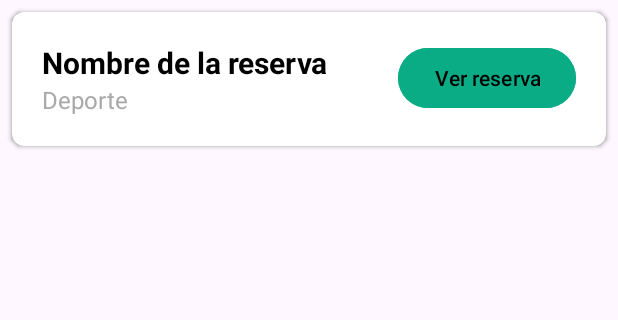
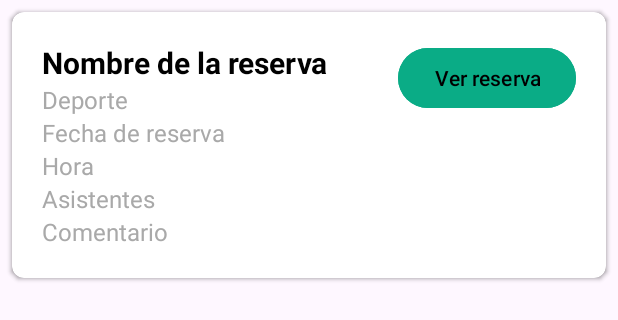
Before and after one commit to PabloReyesTorrejon/UCAFieldBookingAndroid, an Android app: the layout list_reservas.xml on its own in the app's theme, with its tools: preview values and no code run, on a phone screen of 412 x 824 dp. Shown: the top 320 px of the screen. Run offline under Robolectric (Android 15) with nearby library versions, the phone set to English and light mode, and no system bars.

Commit message:
No está probado, pero he hecho lo de mostrar los elementos al darle a "ver reserva" y tambien filtro las reservas por el id de socio (tampoco lo he probado)

```diff
--- /dev/null
+++ b/app/src/main/java/es/uca/ucafieldbookingandroid/Reserva.kt
@@ -0,0 +1,3 @@
+package es.uca.ucafieldbookingandroid
+
+data class Reserva(val nombre: String, val idsocio: String, val deporte: String, val fecha: String, val hora: String, val asistentes: Int, val comentario: String)
--- a/app/src/main/res/layout/list_reservas.xml
+++ b/app/src/main/res/layout/list_reservas.xml
@@ -32,23 +32,41 @@
                 android:text="@string/deporte"
                 android:textColor="@color/dark_gray"
                 android:textSize="16sp" />
-
-
             <TextView
-                android:id="@+id/textResponse"
-                android:layout_width="0dp"
+                android:id="@+id/textViewReservaFecha"
+                android:layout_width="wrap_content"
                 android:layout_height="wrap_content"
-                android:layout_marginStart="16dp"
-                android:layout_marginTop="16dp"
-                android:layout_marginEnd="16dp"
-                android:text=""
-                app:layout_constraintEnd_toEndOf="parent"
-                app:layout_constraintHorizontal_bias="0.0"
-                app:layout_constraintStart_toStartOf="parent"
-                app:layout_constraintTop_toBottomOf="@+id/buttonGet" />
+                android:layout_below="@id/textViewReservaDeporte"
+                android:text="@string/tituloFecha"
+                android:textColor="@color/dark_gray"
+                android:textSize="16sp" />
+            <TextView
+                android:id="@+id/textViewReservaHora"
+                android:layout_width="wrap_content"
+                android:layout_height="wrap_content"
+                android:layout_below="@id/textViewReservaFecha"
+                android:text="@string/tituloHora"
+                android:textColor="@color/dark_gray"
+                android:textSize="16sp" />
+            <TextView
+                android:id="@+id/textViewReservaAsistentes"
+                android:layout_width="wrap_content"
+                android:layout_height="wrap_content"
+                android:layout_below="@id/textViewReservaHora"
+                android:text="@string/tituloAsistentes"
+                android:textColor="@color/dark_gray"
+                android:textSize="16sp" />
+            <TextView
+                android:id="@+id/textViewReservaComentario"
+                android:layout_width="wrap_content"
+                android:layout_height="wrap_content"
+                android:layout_below="@id/textViewReservaAsistentes"
+                android:text="@string/tituloComentario"
+                android:textColor="@color/dark_gray"
+                android:textSize="16sp" />
 
             <Button
-                android:id="@+id/buttonVerpista"
+                android:id="@+id/buttonVerReserva"
                 android:layout_width="wrap_content"
                 android:layout_height="wrap_content"
                 android:layout_alignParentEnd="true"
--- a/app/src/main/res/values/strings.xml
+++ b/app/src/main/res/values/strings.xml
@@ -13,4 +13,9 @@
     <string name="padel">Pádel</string>
     <string name="img_padel">Pista de pádel</string>
     <string name="datos">Texto de prueba</string>
+    <string name="postReserva">Consultar reservas</string>
+    <string name="idsocio_pista">Introduce tu ID de socio</string>
+    <string name="tituloHora">Hora</string>
+    <string name="tituloAsistentes">Asistentes</string>
+    <string name="tituloComentario">Comentario</string>
 </resources>
```
Also changed, not shown: app/src/main/java/es/uca/ucafieldbookingandroid/APIservicios.kt (+4 -3 lines), app/src/main/java/es/uca/ucafieldbookingandroid/AnnadirReserva.kt (+11 -4 lines), app/src/main/java/es/uca/ucafieldbookingandroid/ReservaAdapter.kt (added, +67 -0 lines), app/src/main/java/es/uca/ucafieldbookingandroid/Reservas.kt (+60 -0 lines), app/src/main/res/layout/activity_annadir_reserva.xml (+9 -0 lines), app/src/main/res/layout/activity_reservas.xml (+22 -1 lines).
